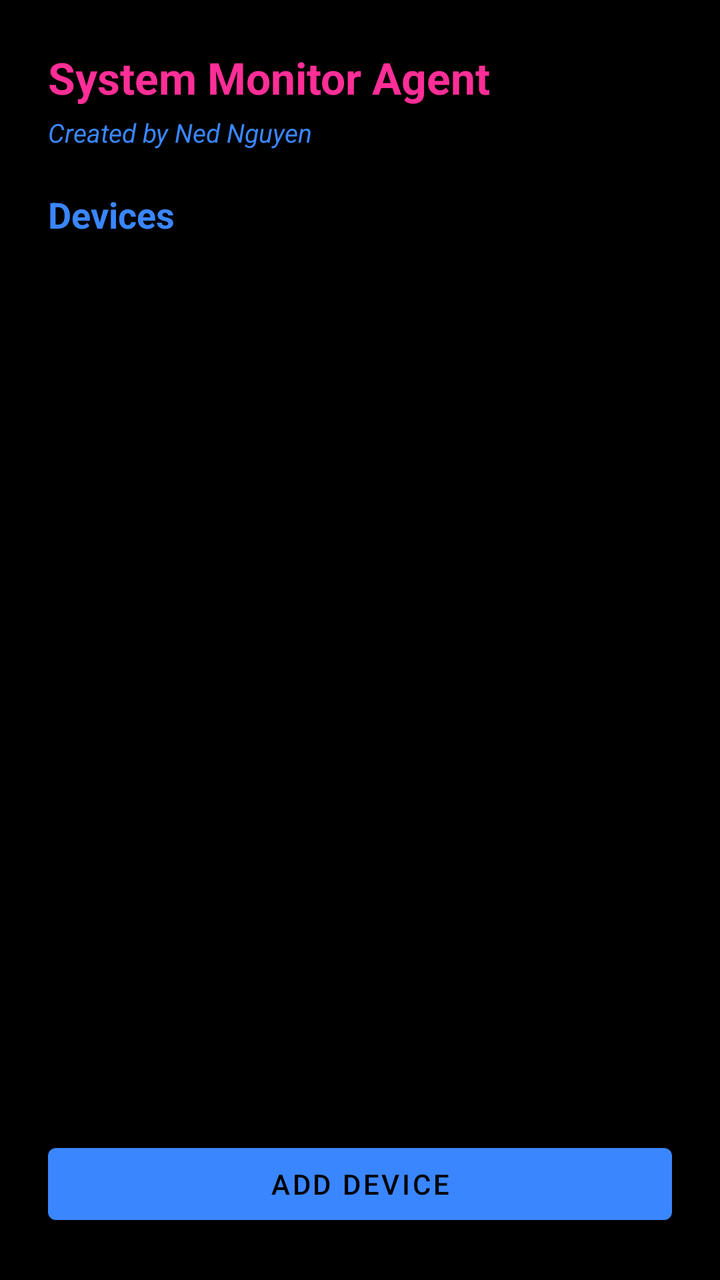
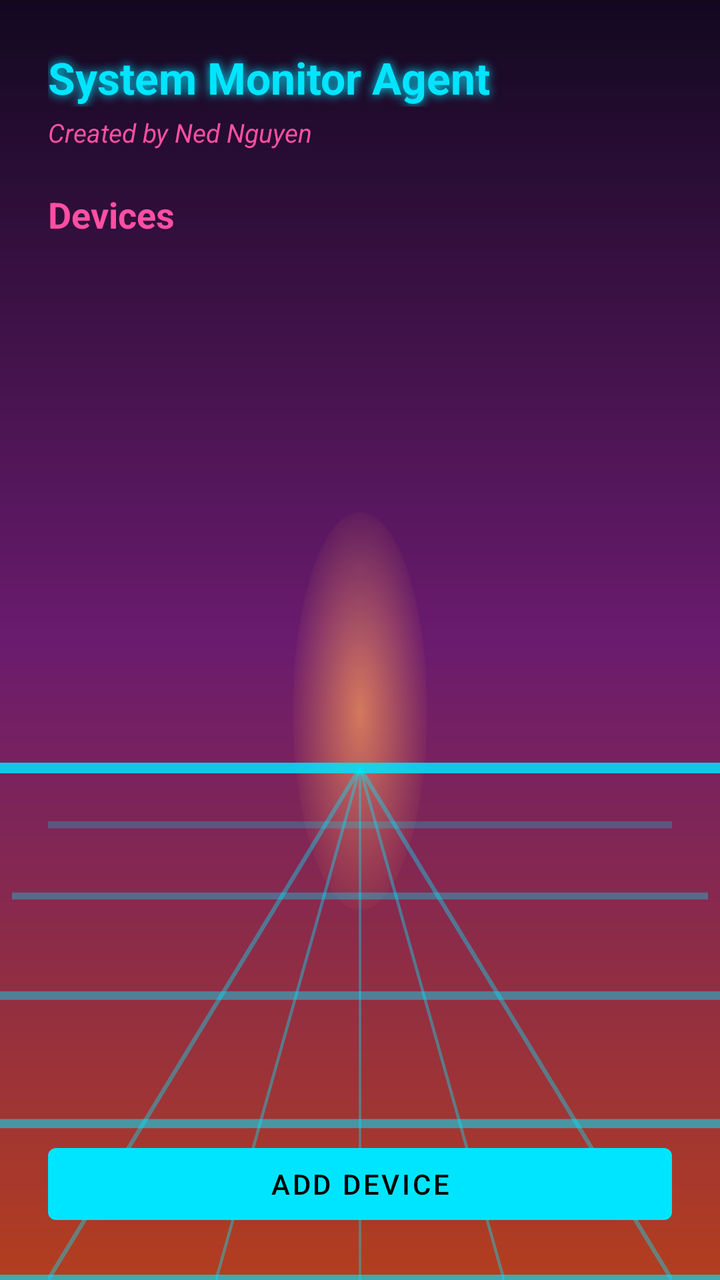

Two renders of the same Android screen: before a commit and after it. Below are the layout's source before the change and the commit's diff.
<!-- AndroidManifest.xml: activity theme Theme.SysMonWidget -->
<!-- res/layout/activity_main.xml -->
<?xml version="1.0" encoding="utf-8"?>
<LinearLayout xmlns:android="http://schemas.android.com/apk/res/android"
    android:layout_width="match_parent"
    android:layout_height="match_parent"
    android:orientation="vertical"
    android:background="@color/black"
    android:padding="24dp">

    
    <TextView
        android:layout_width="match_parent"
        android:layout_height="wrap_content"
        android:text="@string/app_title"
        android:textColor="@color/retro_pink"
        android:textSize="22sp"
        android:textStyle="bold"
        android:layout_marginBottom="4dp" />

    <TextView
        android:layout_width="wrap_content"
        android:layout_height="wrap_content"
        android:text="@string/app_subtitle"
        android:textColor="@color/retro_blue"
        android:textSize="13sp"
        android:textStyle="italic"
        android:layout_marginBottom="20dp" />

    <TextView
        android:layout_width="wrap_content"
        android:layout_height="wrap_content"
        android:text="@string/devices_header"
        android:textColor="@color/retro_blue"
        android:textSize="18sp"
        android:textStyle="bold"
        android:layout_marginBottom="8dp" />

    
    <ListView
        android:id="@+id/deviceListView"
        android:layout_width="match_parent"
        android:layout_height="0dp"
        android:layout_weight="1" />

    
    <Button
        android:id="@+id/addDeviceButton"
        android:layout_width="match_parent"
        android:layout_height="wrap_content"
        android:layout_marginTop="12dp"
        android:text="@string/add_device" />

</LinearLayout>
<!-- resources referenced by this layout -->
<resources>
  <color name="black">#000000</color>
  <color name="retro_blue">#3A86FF</color>
  <color name="retro_pink">#FF2E97</color>
  <string name="add_device">Add device</string>
  <string name="app_subtitle">Created by Ned Nguyen</string>
  <string name="app_title">System Monitor Agent</string>
  <string name="devices_header">Devices</string>
  <style name="Theme.SysMonWidget" parent="Theme.MaterialComponents.NoActionBar">
          <item name="colorPrimary">@color/retro_blue</item>
          <item name="colorPrimaryDark">@color/black</item>
          <item name="colorAccent">@color/retro_blue</item>
          
          <item name="android:windowBackground">@color/black</item>
          
          <item name="android:textColorPrimary">@color/retro_blue</item>
          <item name="android:textColorSecondary">@color/retro_blue</item>
          
          <item name="android:textColorHint">@color/widget_text_secondary</item>
      </style>
  <color name="widget_text_secondary">#B0BEC5</color>
</resources>

<!-- the commit's change to res/layout/activity_main.xml (unified diff, before → after) -->
@@ -3,24 +3,28 @@
     android:layout_width="match_parent"
     android:layout_height="match_parent"
     android:orientation="vertical"
-    android:background="@color/black"
     android:padding="24dp">
+    
 
     
     <TextView
         android:layout_width="match_parent"
         android:layout_height="wrap_content"
         android:text="@string/app_title"
-        android:textColor="@color/retro_pink"
+        android:textColor="@color/retro_cyan"
         android:textSize="22sp"
         android:textStyle="bold"
+        android:shadowColor="@color/retro_cyan"
+        android:shadowDx="0"
+        android:shadowDy="0"
+        android:shadowRadius="12"
         android:layout_marginBottom="4dp" />
 
     <TextView
         android:layout_width="wrap_content"
         android:layout_height="wrap_content"
         android:text="@string/app_subtitle"
-        android:textColor="@color/retro_blue"
+        android:textColor="@color/retro_magenta"
         android:textSize="13sp"
         android:textStyle="italic"
         android:layout_marginBottom="20dp" />
@@ -29,7 +33,7 @@
         android:layout_width="wrap_content"
         android:layout_height="wrap_content"
         android:text="@string/devices_header"
-        android:textColor="@color/retro_blue"
+        android:textColor="@color/retro_magenta"
         android:textSize="18sp"
         android:textStyle="bold"
         android:layout_marginBottom="8dp" />
<!-- resource entries referenced after the edit -->
@@ -1,24 +1,46 @@
 <!-- resources referenced by this layout -->
 <resources>
+  <color name="retro_cyan">#00E5FF</color>
+  <color name="retro_magenta">#FF4FA3</color>
   <color name="black">#000000</color>
-  <color name="retro_blue">#3A86FF</color>
-  <color name="retro_pink">#FF2E97</color>
+  <!-- drawable app_background (drawable) -->
+  <?xml version="1.0" encoding="utf-8"?>
+  <layer-list xmlns:android="http://schemas.android.com/apk/res/android">
+  
+      <item>
+          <shape android:shape="rectangle">
+              <gradient
+                  android:angle="270"
+                  android:startColor="@color/sunset_top"
+                  android:centerColor="@color/sunset_mid"
+                  android:endColor="@color/sunset_bottom" />
+          </shape>
+      </item>
+  
+      <item android:drawable="@drawable/retro_grid_overlay" />
+  
+  </layer-list>
+  <color name="retro_white">#F2F2FF</color>
   <string name="add_device">Add device</string>
   <string name="app_subtitle">Created by Ned Nguyen</string>
   <string name="app_title">System Monitor Agent</string>
   <string name="devices_header">Devices</string>
   <style name="Theme.SysMonWidget" parent="Theme.MaterialComponents.NoActionBar">
-          <item name="colorPrimary">@color/retro_blue</item>
+          <item name="colorPrimary">@color/retro_cyan</item>
           <item name="colorPrimaryDark">@color/black</item>
-          <item name="colorAccent">@color/retro_blue</item>
+          <item name="colorAccent">@color/retro_cyan</item>
           
-          <item name="android:windowBackground">@color/black</item>
+          <item name="android:windowBackground">@drawable/app_background</item>
           
-          <item name="android:textColorPrimary">@color/retro_blue</item>
-          <item name="android:textColorSecondary">@color/retro_blue</item>
+          <item name="android:textColorPrimary">@color/retro_white</item>
+          <item name="android:textColorSecondary">@color/retro_white</item>
           
           <item name="android:textColorHint">@color/widget_text_secondary</item>
       </style>
   <color name="widget_text_secondary">#B0BEC5</color>
+  <color name="sunset_top">#120820</color>
+  <color name="sunset_mid">#6A1B6E</color>
+  <color name="sunset_bottom">#B33E1E</color>
+  <!-- drawable retro_grid_overlay: vector/xml drawable (drawable, 2321 chars, omitted) -->
 </resources>
 
